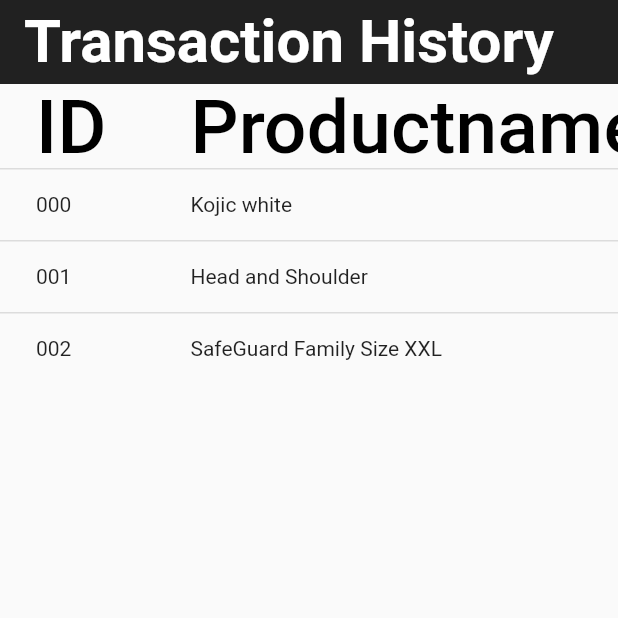
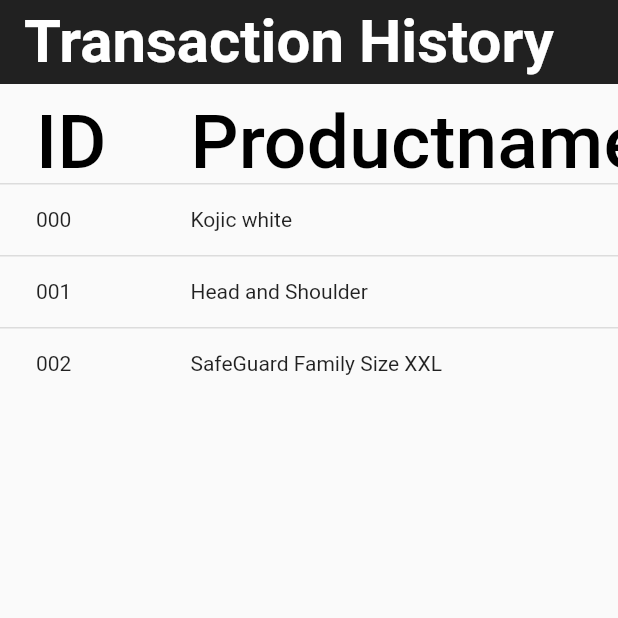
Before and after one commit to jervinmc/possystem, a Flutter app: the Transaction screen opened directly, on a phone screen of 412 x 824 dp, the top half of it. Run offline on Flutter 3.47's test engine with Material 2 defaults, Android fonts, the phone set to English and light mode, and no system bars; our stand-ins replace awesome_dialog, flutter_screenutil, font_awesome_flutter, simple_animations; missing offline and left inert: stepper_touch, sunmi_aidl_print.

Commit message:
adjust height

```diff
--- a/lib/homescreen.dart
+++ b/lib/homescreen.dart
@@ -22,7 +22,7 @@
           ),
           Container(
             padding: EdgeInsets.symmetric(horizontal: 600),
-            margin: EdgeInsets.only(top: 120, bottom: 160),
+            margin: EdgeInsets.only(top: 120, bottom: 200),
             child: Column(
               crossAxisAlignment: CrossAxisAlignment.center,
               mainAxisAlignment: MainAxisAlignment.end,
--- a/lib/transaction.dart
+++ b/lib/transaction.dart
@@ -17,7 +17,7 @@
 
  DataTable dataBody(){
    return DataTable(
-     columns: [
+     columns: <DataColumn>[
        DataColumn(
          label: Text("ID", style: TextStyle(fontSize: 50),),
          numeric: false,
@@ -30,8 +30,8 @@
        ),
        DataColumn(
          label: Text("Date",style: TextStyle(fontSize: 50),),
-         numeric: true,
-         tooltip: "This is the date"
+         numeric: false,
+         tooltip: "This is the date",
        )
      ], rows: transachs.map((transachs) => DataRow(
        cells: [
@@ -66,6 +66,9 @@
         mainAxisAlignment: MainAxisAlignment.center,
         verticalDirection: VerticalDirection.down,
         children: <Widget>[
+          Padding(
+            padding: const EdgeInsets.only(top: 10),
+          ),
           Center(
             child: dataBody(),
           ),
```
